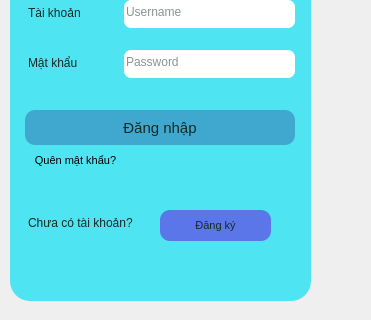
The window that login_wd.ui (Hahahahihihohe/LTUD) describes before a commit, drawn with Qt 5; both pictures show x 0 to 371 and y 180 to 500 of the 371 by 582 pixel window.
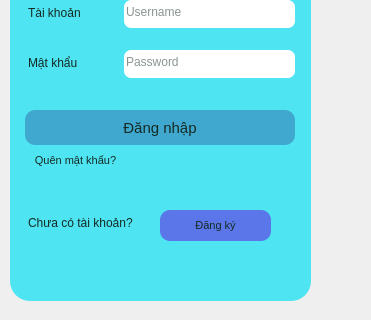
The same window after the commit.

```diff
--- a/login_wd.ui
+++ b/login_wd.ui
@@ -178,7 +178,7 @@
       </font>
      </property>
      <property name="styleSheet">
-      <string notr="true">QPushButton#forgot_pw{
+      <string notr="true">QPushButton#forgot_pw_btn{
 background-color: rgba(0,0,0,0);
 color: rgb(20, 43, 36);
 }
```
Left out of the diff: 2 changed lines with no effect on the pictures.
